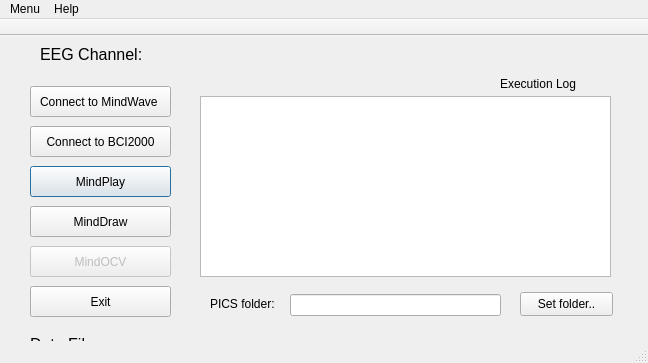
Old version of the form ui/mainwindow.ui in the repository androxim/minddrawplay.
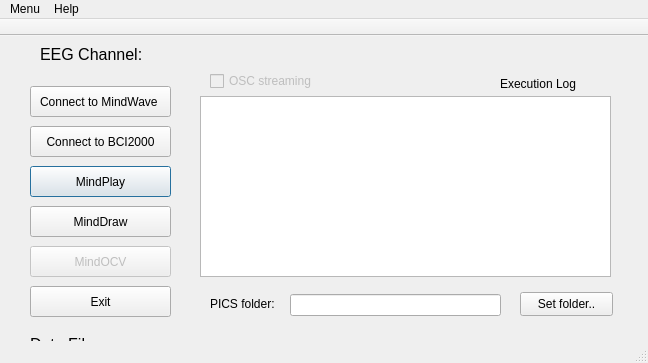
New version of the form.

Commit message: fixed bugs, added OSC streaming

```diff
--- a/ui/mainwindow.ui
+++ b/ui/mainwindow.ui
@@ -209,6 +209,22 @@
      <string>Set folder..</string>
     </property>
    </widget>
+   <widget class="QCheckBox" name="checkBox">
+    <property name="enabled">
+     <bool>false</bool>
+    </property>
+    <property name="geometry">
+     <rect>
+      <x>210</x>
+      <y>35</y>
+      <width>121</width>
+      <height>20</height>
+     </rect>
+    </property>
+    <property name="text">
+     <string>OSC streaming</string>
+    </property>
+   </widget>
   </widget>
   <widget class="QMenuBar" name="menuBar">
    <property name="geometry">
```
Left out of the diff: 2 changed lines with no effect on the pictures. The commit also changes 28 other files.
